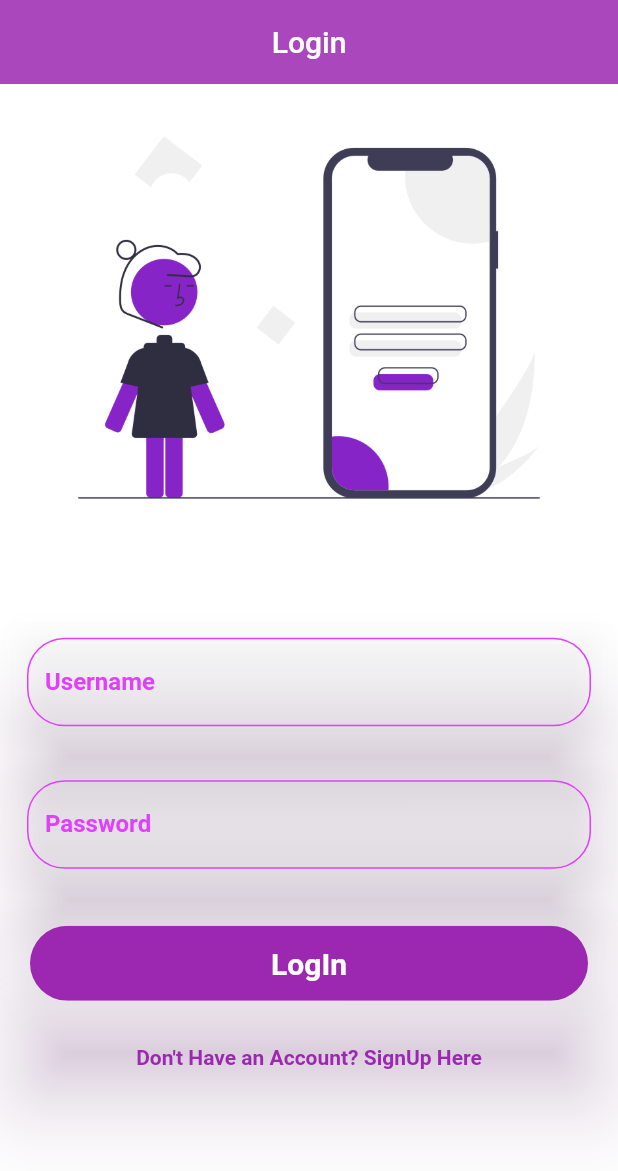
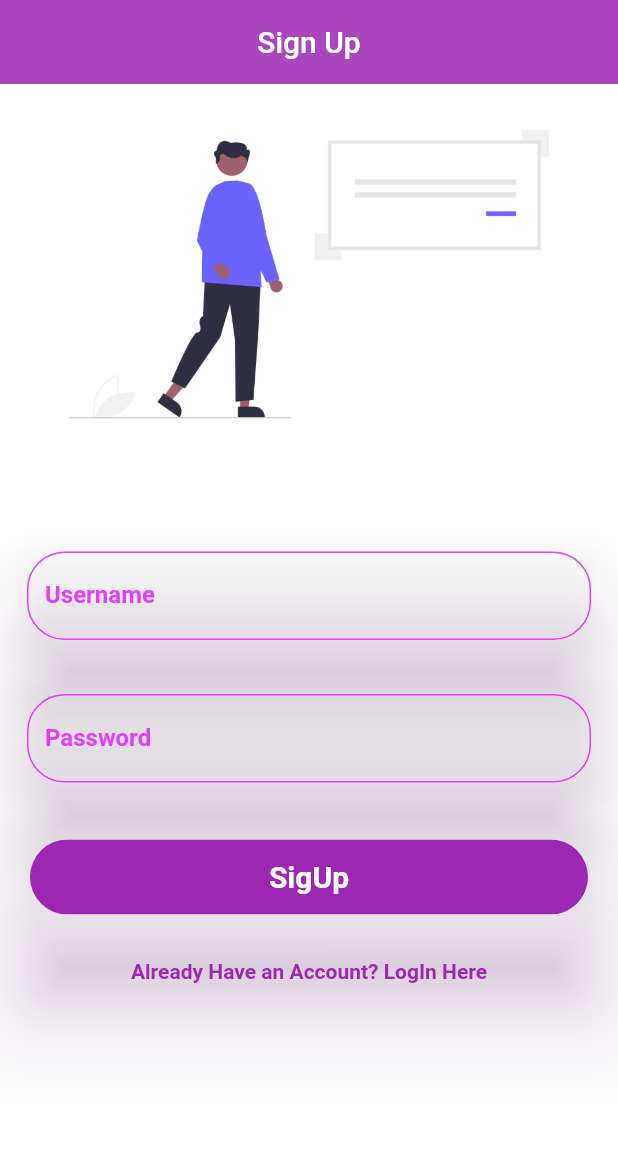
Before and after one commit to DarkNinja15/chat_app, a Flutter app: the screen it shows after launch, on a phone screen of 412 x 824 dp. Shown: the top 1171 px of the screen. Run offline on Flutter 3.47's test engine with Material 2 defaults, Android fonts, the phone set to English and light mode, and no system bars; our stand-ins replace firebase_auth, firebase_core, flutter_spinkit, google_fonts; accounts and stored records are empty.

Commit message:
added navigation feature and signUp page

```diff
--- a/chat_app/lib/main.dart
+++ b/chat_app/lib/main.dart
@@ -1,5 +1,6 @@
 import 'package:chat_app/pages/home_page.dart';
 import 'package:chat_app/pages/login_page.dart';
+import 'package:chat_app/pages/signup_page.dart';
 import 'package:chat_app/shared/loading1.dart';
 import 'package:firebase_auth/firebase_auth.dart';
 import 'package:flutter/material.dart';
@@ -23,7 +24,7 @@ class MyApp extends StatelessWidget {
           colorScheme: ColorScheme.fromSwatch().copyWith(
             secondary: Colors.pink,
           )),
-      home: const LoginPage(),
+      home: const SignUpPage(),
       // home: StreamBuilder(
       //   stream: FirebaseAuth.instance.authStateChanges(),
       //   builder: ((context, snapshot) {
--- a/chat_app/lib/pages/login_page.dart
+++ b/chat_app/lib/pages/login_page.dart
@@ -1,3 +1,4 @@
+import 'package:chat_app/pages/signup_page.dart';
 import 'package:chat_app/shared/shared_properties.dart';
 import 'package:flutter/material.dart';
 import 'package:google_fonts/google_fonts.dart';
@@ -13,7 +14,7 @@ class LoginPage extends StatelessWidget {
         backgroundColor: Colors.white,
         appBar: AppBar(
           elevation: 0,
-          title: const Text('Login'),
+          title: const Text('LogIn'),
           centerTitle: true,
           backgroundColor: Theme.of(context).primaryColor,
         ),
@@ -83,7 +84,12 @@ class LoginPage extends StatelessWidget {
                 height: 10,
               ),
               InkWell(
-                onTap: () {},
+                onTap: () {
+                  Shared().navigate(
+                    context,
+                    () => const SignUpPage(),
+                  );
+                },
                 child: RichText(
                   text: const TextSpan(
                     text: "Don't Have an Account? ",
--- a/chat_app/lib/pages/signup_page.dart
+++ b/chat_app/lib/pages/signup_page.dart
@@ -0,0 +1,114 @@
+import 'package:chat_app/pages/login_page.dart';
+import 'package:chat_app/shared/shared_properties.dart';
+import 'package:flutter/material.dart';
+import 'package:google_fonts/google_fonts.dart';
+
+class SignUpPage extends StatelessWidget {
+  const SignUpPage({super.key});
+
+  @override
+  Widget build(BuildContext context) {
+    final formKey = GlobalKey();
+    return SafeArea(
+      child: Scaffold(
+        backgroundColor: Colors.white,
+        appBar: AppBar(
+          elevation: 0,
+          title: const Text('Sign Up'),
+          centerTitle: true,
+          backgroundColor: Theme.of(context).primaryColor,
+        ),
+        body: SingleChildScrollView(
+          child: Column(
+            children: [
+              Image.asset('assets/signUp.png'),
+              const SizedBox(
+                height: 40,
+              ),
+              Form(
+                key: formKey,
+                child: Column(
+                  children: [
+                    const Padding(
+                      padding: EdgeInsets.all(18.0),
+                      child: TextForm(
+                        hintText: 'Enter Your email',
+                        labelText: 'Username',
+                        textInputType: TextInputType.emailAddress,
+                      ),
+                    ),
+                    const Padding(
+                      padding: EdgeInsets.all(18.0),
+                      child: TextForm(
+                        hintText: 'Create a Password',
+                        labelText: 'Password',
+                        textInputType: TextInputType.text,
+                        obscure: true,
+                      ),
+                    ),
+                    Padding(
+                      padding: const EdgeInsets.all(20.0),
+                      child: InkWell(
+                        onTap: () {},
+                        child: PhysicalModel(
+                          color: Colors.transparent,
+                          shadowColor: Colors.purple.shade200,
+                          elevation: 30,
+                          child: ClipRRect(
+                            borderRadius: BorderRadius.circular(
+                              25.0,
+                            ),
+                            child: Container(
+                              alignment: Alignment.center,
+                              height: 50,
+                              width: double.infinity,
+                              color: Colors.purple,
+                              child: Text(
+                                'SigUp',
+                                style: TextStyle(
+                                  color: Colors.white,
+                                  fontWeight: FontWeight.bold,
+                                  fontFamily: GoogleFonts.roboto().fontFamily,
+                                  fontSize: 20,
+                                ),
+                              ),
+                            ),
+                          ),
+                        ),
+                      ),
+                    )
+                  ],
+                ),
+              ),
+              const SizedBox(
+                height: 10,
+              ),
+              InkWell(
+                onTap: () {
+                  Shared().navigate(
+                    context,
+                    () => const LoginPage(),
+                  );
+                },
+                child: RichText(
+                  text: const TextSpan(
+                    text: "Already Have an Account? ",
+                    style: TextStyle(
+                      color: Colors.purple,
+                      fontWeight: FontWeight.bold,
+                    ),
+                    children: [
+                      TextSpan(
+                        text: 'LogIn Here',
+                      ),
+                    ],
+                  ),
+                ),
+              )
+            ],
+          ),
+        ),
+      ),
+    );
+  }
+}
--- a/chat_app/lib/shared/shared_properties.dart
+++ b/chat_app/lib/shared/shared_properties.dart
@@ -76,3 +76,13 @@ class TextForm extends StatelessWidget {
     );
   }
 }
+
+class Shared {
+  navigate(BuildContext context, Widget Function() widget) {
+    Navigator.of(context).pushReplacement(
+      MaterialPageRoute(
+        builder: ((context) => widget()),
+      ),
+    );
+  }
+}
```
Also changed, not shown: chat_app/assets/signUp.png (added).
